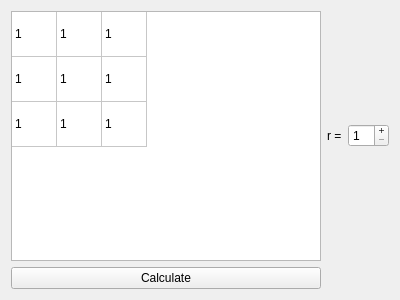
Qt form fftw.ui (mt0982/QImageProcessing) before a commit.
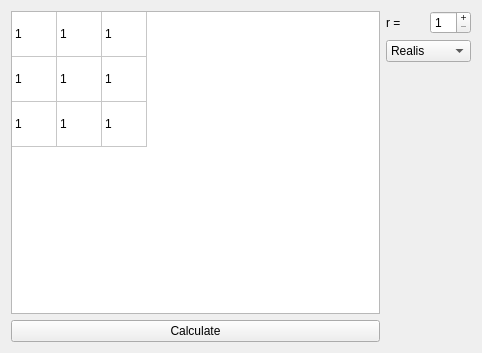
The same form after that commit.

Commit message: fftw completed

Patch:
```diff
--- a/fftw.ui
+++ b/fftw.ui
@@ -6,28 +6,14 @@
    <rect>
     <x>0</x>
     <y>0</y>
-    <width>400</width>
-    <height>300</height>
+    <width>482</width>
+    <height>353</height>
    </rect>
   </property>
   <property name="windowTitle">
    <string>Form</string>
   </property>
   <layout class="QGridLayout" name="gridLayout">
-   <item row="1" column="0">
-    <widget class="QPushButton" name="pbCalculate">
-     <property name="text">
-      <string>Calculate</string>
-     </property>
-    </widget>
-   </item>
-   <item row="0" column="1">
-    <widget class="QLabel" name="label">
-     <property name="text">
-      <string>r =</string>
-     </property>
-    </widget>
-   </item>
    <item row="0" column="0">
     <widget class="QTableWidget" name="tableWidget">
      <property name="selectionMode">
@@ -113,19 +99,74 @@
      </item>
     </widget>
    </item>
-   <item row="0" column="2">
-    <widget class="QSpinBox" name="sbRadius">
-     <property name="buttonSymbols">
-      <enum>QAbstractSpinBox::PlusMinus</enum>
-     </property>
-     <property name="minimum">
-      <number>1</number>
-     </property>
-     <property name="maximum">
-      <number>20</number>
+   <item row="1" column="0">
+    <widget class="QPushButton" name="pbCalculate">
+     <property name="text">
+      <string>Calculate</string>
      </property>
     </widget>
    </item>
+   <item row="0" column="1" rowspan="2">
+    <layout class="QGridLayout" name="gridLayout_2">
+     <item row="0" column="0">
+      <widget class="QLabel" name="label">
+       <property name="text">
+        <string>r =</string>
+       </property>
+      </widget>
+     </item>
+     <item row="0" column="1">
+      <widget class="QSpinBox" name="sbRadius">
+       <property name="buttonSymbols">
+        <enum>QAbstractSpinBox::PlusMinus</enum>
+       </property>
+       <property name="minimum">
+        <number>1</number>
+       </property>
+       <property name="maximum">
+        <number>20</number>
+       </property>
+      </widget>
+     </item>
+     <item row="2" column="1">
+      <spacer name="verticalSpacer">
+       <property name="orientation">
+        <enum>Qt::Vertical</enum>
+       </property>
+       <property name="sizeHint" stdset="0">
+        <size>
+         <width>20</width>
+         <height>40</height>
+        </size>
+       </property>
+      </spacer>
+     </item>
+     <item row="1" column="0" colspan="2">
+      <widget class="QComboBox" name="comboBox">
+       <item>
+        <property name="text">
+         <string>Realis</string>
+        </property>
+       </item>
+       <item>
+        <property name="text">
+         <string>Imaginalis</string>
+        </property>
+       </item>
+       <item>
+        <property name="text">
+         <string>Spectrum</string>
+        </property>
+       </item>
+       <item>
+        <property name="text">
+         <string>Phase</string>
+        </property>
+       </item>
+      </widget>
+     </item>
+    </layout>
+   </item>
   </layout>
  </widget>
  <resources/>
```
The commit also changes 1 other file.
